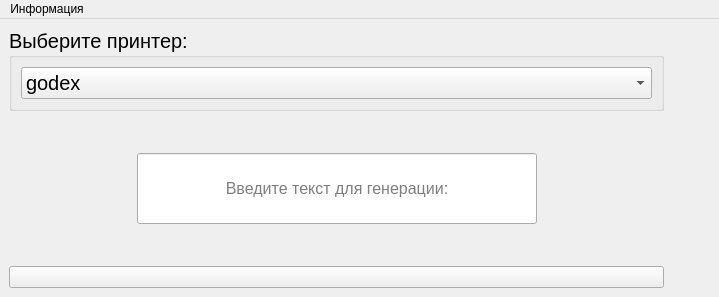
First picture: the form in ui/untitled.ui, repository Mex93/QRPrint, before the edit.
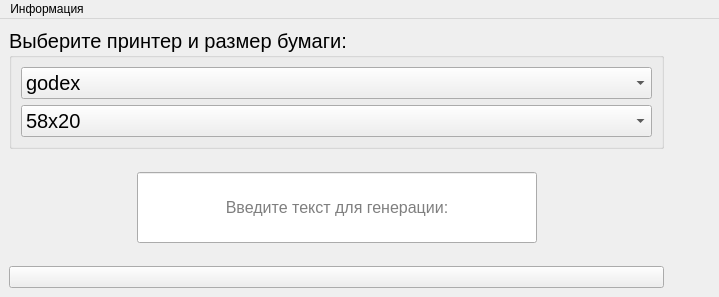
Second picture: the form after the edit. Icons and pictures are not drawn.

```diff
--- a/ui/untitled.ui
+++ b/ui/untitled.ui
@@ -43,7 +43,7 @@
            </font>
           </property>
           <property name="title">
-           <string>Выберите принтер:</string>
+           <string>Выберите принтер и размер бумаги:</string>
           </property>
           <layout class="QVBoxLayout" name="verticalLayout">
            <item>
@@ -61,6 +61,21 @@
              </item>
             </widget>
            </item>
+           <item>
+            <widget class="QComboBox" name="comboBox_change_printer_2">
+             <property name="currentText">
+              <string>58x20</string>
+             </property>
+             <property name="placeholderText">
+              <string/>
+             </property>
+             <item>
+              <property name="text">
+               <string>58x20</string>
+              </property>
+             </item>
+            </widget>
+           </item>
           </layout>
          </widget>
         </item>
```
